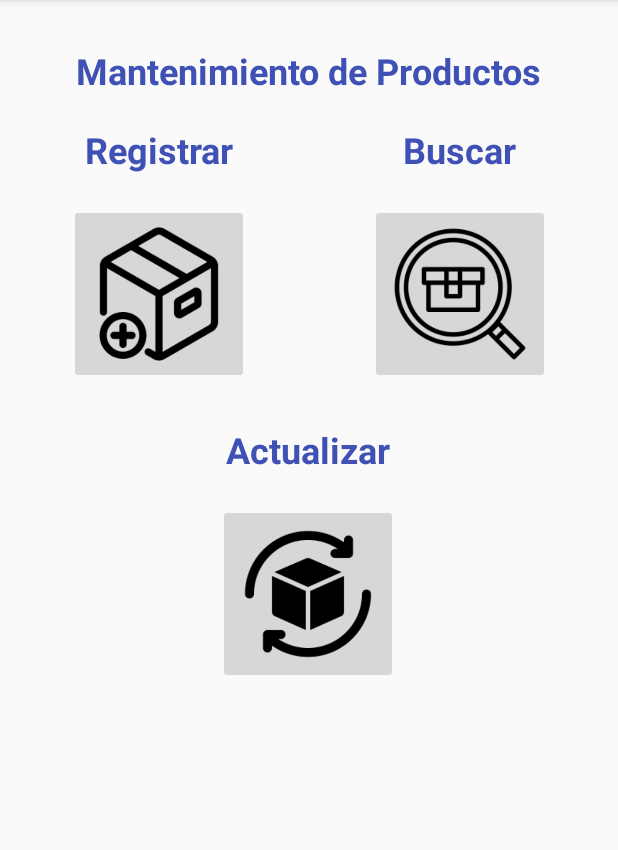
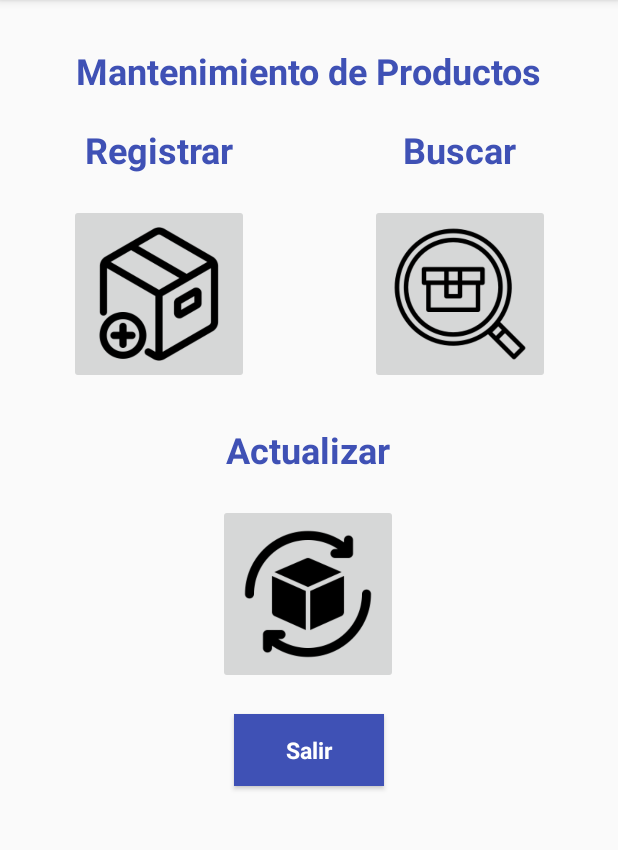
Before and after one commit to BlackTail2000/DAMI_Actividad01_JV, an Android app: the MantenimientoProductosActivity screen opened directly, with no data from a screen before it, on a phone screen of 412 x 824 dp, the part 84-934 px from its top. Run offline under Robolectric (Android 15) with nearby library versions, the phone set to English and light mode, and no system bars.

```diff
--- a/app/src/main/AndroidManifest.xml
+++ b/app/src/main/AndroidManifest.xml
@@ -11,6 +11,9 @@
         android:supportsRtl="true"
         android:theme="@style/Theme.DAMI_Actividad01_JV"
         tools:targetApi="31">
+        <activity
+            android:name=".RegistrarProductoActivity"
+            android:exported="false" />
         <activity
             android:name=".MantenimientoProductosActivity"
             android:exported="false" />
--- a/app/src/main/res/layout/activity_mantenimiento_productos.xml
+++ b/app/src/main/res/layout/activity_mantenimiento_productos.xml
@@ -5,6 +5,23 @@
     android:layout_width="match_parent"
     android:layout_height="match_parent"
     tools:context=".MantenimientoProductosActivity">
+
+    <Button
+        android:id="@+id/btnSalirMP"
+        android:layout_width="100sp"
+        android:layout_height="wrap_content"
+        android:layout_marginTop="20dp"
+        android:layout_marginEnd="150dp"
+        android:background="#3F51B5"
+        android:text="Salir"
+        android:textAppearance="@style/TextAppearance.AppCompat.Body1"
+        android:textColor="#FFFFFF"
+        android:textSize="15sp"
+        android:textStyle="bold"
+        app:layout_constraintEnd_toEndOf="parent"
+        app:layout_constraintHorizontal_bias="0.962"
+        app:layout_constraintStart_toStartOf="parent"
+        app:layout_constraintTop_toBottomOf="@+id/btnProductoUpdateMP" />
 
     <TextView
         android:id="@+id/txtTituloMP"
@@ -66,7 +83,7 @@
         app:layout_constraintTop_toBottomOf="@+id/txtTituloMP" />
 
     <ImageButton
-        android:id="@+id/imageButton3"
+        android:id="@+id/imgProductoCreateMP"
         android:layout_width="120dp"
         android:layout_height="120dp"
         android:layout_marginTop="20dp"
@@ -78,7 +95,7 @@
         app:srcCompat="@drawable/product_create_icon" />
 
     <ImageButton
-        android:id="@+id/imageButton5"
+        android:id="@+id/btnProductoUpdateMP"
         android:layout_width="120dp"
         android:layout_height="120dp"
         android:layout_marginTop="20dp"
@@ -90,7 +107,7 @@
         app:srcCompat="@drawable/product_update_icon" />
 
     <ImageButton
-        android:id="@+id/imageButton4"
+        android:id="@+id/btnProductoSearchMP"
         android:layout_width="120dp"
         android:layout_height="120dp"
         android:layout_marginTop="20dp"
```
Also changed, not shown: app/src/main/java/com/cibertec/dami_actividad01_jv/RegistrarProductoActivity.java (added, +13 -0 lines), app/src/main/res/layout/activity_registrar_producto.xml (added, +118 -0 lines).
